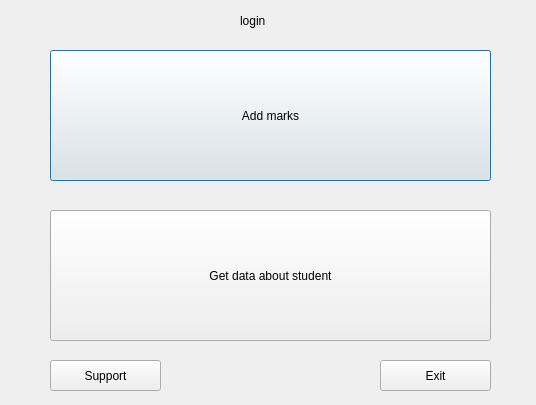
Above: QTcreator/Diary/diary_menu.ui from albaSANDROS/DIPLOMA-PROJECT.-Multi-user-client-server-application-e-journal before the change. Below: the same form after it.
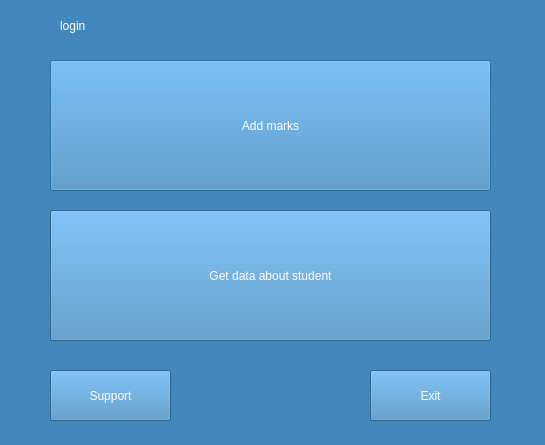
That is the form after the change.

Commit message: Added icon to project. Changed main style of program

The edit to the form file:
```diff
--- a/QTcreator/Diary/diary_menu.ui
+++ b/QTcreator/Diary/diary_menu.ui
@@ -6,22 +6,29 @@
    <rect>
     <x>0</x>
     <y>0</y>
-    <width>536</width>
-    <height>405</height>
+    <width>545</width>
+    <height>445</height>
    </rect>
   </property>
   <property name="windowTitle">
    <string>Dialog</string>
   </property>
+  <property name="styleSheet">
+   <string notr="true">background-color: rgb(67, 136, 189);
+selection-color: rgb(22, 34, 49);</string>
+  </property>
   <widget class="QLabel" name="label">
    <property name="geometry">
     <rect>
-     <x>240</x>
+     <x>60</x>
      <y>10</y>
-     <width>251</width>
-     <height>21</height>
+     <width>431</width>
+     <height>31</height>
     </rect>
    </property>
+   <property name="styleSheet">
+    <string notr="true">color: rgb(255, 255, 255);</string>
+   </property>
    <property name="text">
     <string>login</string>
    </property>
@@ -30,11 +37,14 @@
    <property name="geometry">
     <rect>
      <x>50</x>
-     <y>50</y>
+     <y>60</y>
      <width>441</width>
      <height>131</height>
     </rect>
    </property>
+   <property name="styleSheet">
+    <string notr="true">color: rgb(255, 255, 255);</string>
+   </property>
    <property name="text">
     <string>Add marks</string>
    </property>
@@ -48,6 +58,9 @@
      <height>131</height>
     </rect>
    </property>
+   <property name="styleSheet">
+    <string notr="true">color: rgb(255, 255, 255);</string>
+   </property>
    <property name="text">
     <string>Get data about student</string>
    </property>
@@ -56,11 +69,14 @@
    <property name="geometry">
     <rect>
      <x>50</x>
-     <y>360</y>
-     <width>111</width>
-     <height>31</height>
+     <y>370</y>
+     <width>121</width>
+     <height>51</height>
     </rect>
    </property>
+   <property name="styleSheet">
+    <string notr="true">color: rgb(255, 255, 255);</string>
+   </property>
    <property name="text">
     <string>Support</string>
    </property>
@@ -68,12 +84,15 @@
   <widget class="QPushButton" name="exit_button">
    <property name="geometry">
     <rect>
-     <x>380</x>
-     <y>360</y>
-     <width>111</width>
-     <height>31</height>
+     <x>370</x>
+     <y>370</y>
+     <width>121</width>
+     <height>51</height>
     </rect>
    </property>
+   <property name="styleSheet">
+    <string notr="true">color: rgb(255, 255, 255);</string>
+   </property>
    <property name="text">
     <string>Exit</string>
    </property>
```
The commit also changes 59 other files.
